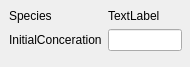
Qt form src/igameUiMort/SpeciesDataSet.ui (jkdirac/igame) before a commit.
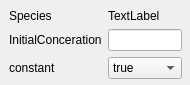
The same form after that commit.

The edit to the form file:
```diff
--- a/src/igameUiMort/SpeciesDataSet.ui
+++ b/src/igameUiMort/SpeciesDataSet.ui
@@ -7,7 +7,7 @@
     <x>0</x>
     <y>0</y>
     <width>190</width>
-    <height>67</height>
+    <height>85</height>
    </rect>
   </property>
   <property name="windowTitle">
@@ -19,7 +19,7 @@
      <x>0</x>
      <y>0</y>
      <width>191</width>
-     <height>71</height>
+     <height>91</height>
     </rect>
    </property>
    <layout class="QFormLayout" name="formLayout_3">
@@ -50,6 +50,27 @@
     <item row="1" column="1">
      <widget class="QLineEdit" name="tx_SpecInitCon"/>
     </item>
+    <item row="2" column="0">
+     <widget class="QLabel" name="label">
+      <property name="text">
+       <string>constant</string>
+      </property>
+     </widget>
+    </item>
+    <item row="2" column="1">
+     <widget class="QComboBox" name="comboBox">
+      <item>
+       <property name="text">
+        <string>true</string>
+       </property>
+      </item>
+      <item>
+       <property name="text">
+        <string>false</string>
+       </property>
+      </item>
+     </widget>
+    </item>
    </layout>
   </widget>
  </widget>
```
